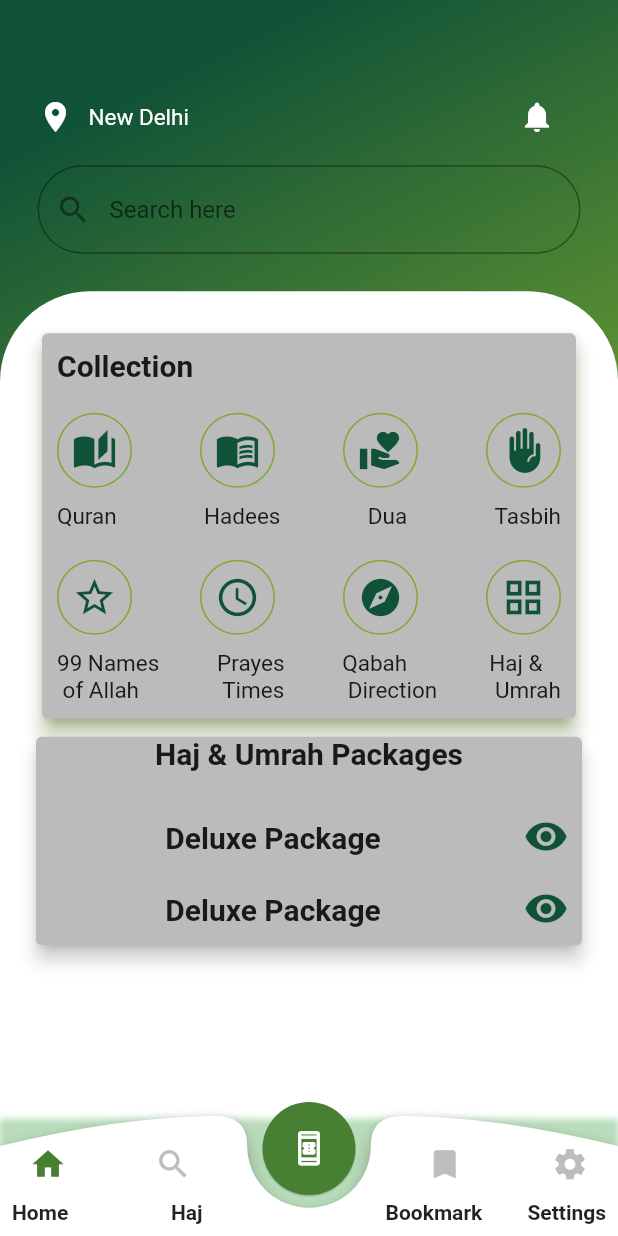
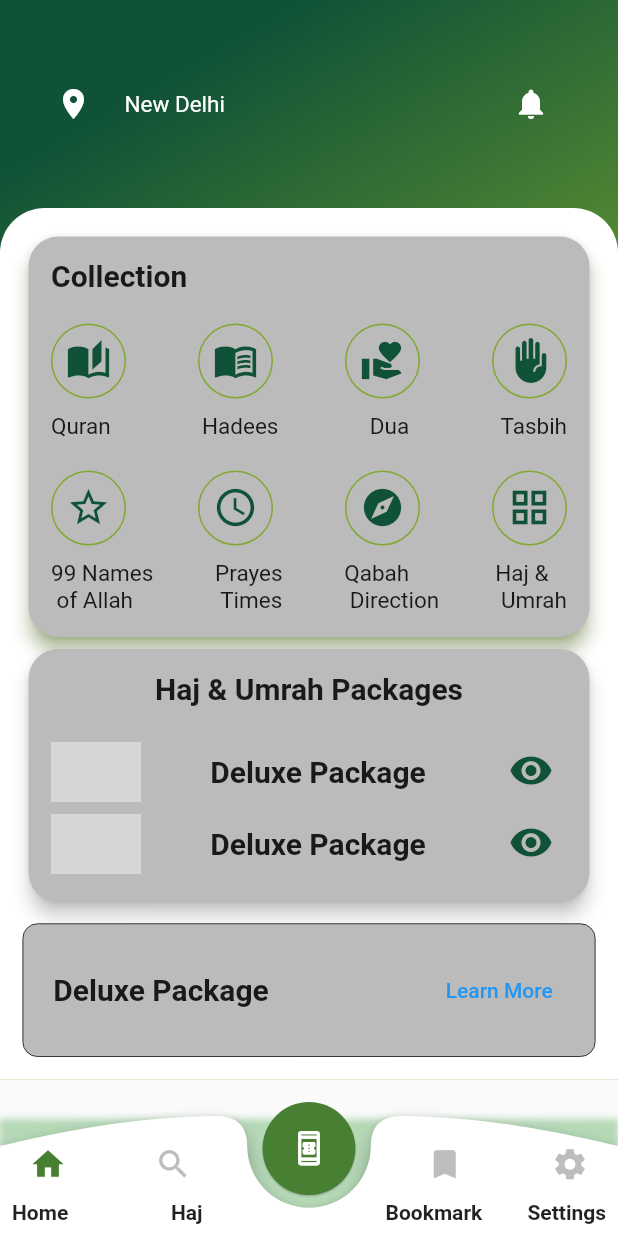
Before and after one commit to ashar-alam/noor_e_umrah, a Flutter app: the screen it shows after launch, on a phone screen of 412 x 824 dp. Run offline on Flutter 3.47's test engine with Material 2 defaults, Android fonts, the phone set to English and light mode, and no system bars; drawn by our look-alikes of cached_network_image; our stand-ins replace video_player; network calls fail; grey boxes are pictures that could not be loaded.

Commit message:
2nd Commit

```diff
--- a/lib/screens/dash_board.dart
+++ b/lib/screens/dash_board.dart
@@ -1,4 +1,6 @@
 import 'package:flutter/material.dart';
+import 'package:noor_e_umrah/screens/bottom_bar/haj.dart';
+import 'package:noor_e_umrah/screens/bottom_bar/quran.dart';
 import 'package:noor_e_umrah/screens/home_screen.dart';
 
 import '../utils/app_style.dart';
@@ -25,13 +27,14 @@ class _MyDashBoardState extends State<MyDashBoard> {
     final Size size = MediaQuery.of(context).size;
     List<Widget> screenS = const <Widget>[
       MyHomeScreen(),
-      // Airport(),
-      // Local(),
+      MyHaj(),
+      MyQuran(),
       // MyBooking(),
       // MyAccount()
     ];
     return Scaffold(
       backgroundColor: Colors.white.withAlpha(55),
+      resizeToAvoidBottomInset: false,
       body: Stack(
         children: [
           screenS.elementAt(currentIndex),
@@ -70,7 +73,7 @@ class _MyDashBoardState extends State<MyDashBoard> {
                           backgroundColor: AppStyle.primaryColor,
                           elevation: 0.5,
                           onPressed: () {
-                            // setBottomBarIndex(2);
+                            setBottomBarIndex(2);
                           },
                           child: const Icon(
                             Icons.book_online_outlined,
@@ -110,7 +113,7 @@ class _MyDashBoardState extends State<MyDashBoard> {
                                         : Colors.grey.shade400,
                                   ),
                                   onPressed: () {
-                                    // setBottomBarIndex(1);
+                                    setBottomBarIndex(1);
                                   }),
                               Container(
                                 width: size.width * 0.15,
@@ -148,7 +151,7 @@ class _MyDashBoardState extends State<MyDashBoard> {
                                 style: TextStyle(fontWeight: FontWeight.bold),
                               ),
                               Container(
-                                width: size.width * 0.02  ,
+                                width: size.width * 0.02,
                               ),
                               const Text(
                                 StringManager.haj,
--- a/lib/screens/home_screen.dart
+++ b/lib/screens/home_screen.dart
@@ -1,3 +1,4 @@
+import 'package:cached_network_image/cached_network_image.dart';
 import 'package:flutter/material.dart';
 import 'package:noor_e_umrah/utils/app_style.dart';
 import 'package:noor_e_umrah/utils/string_manager.dart';
@@ -15,7 +16,8 @@ class _MyHomeScreenState extends State<MyHomeScreen> {
   @override
   Widget build(BuildContext context) {
     return Scaffold(
-      body: Container(
+      body: SingleChildScrollView(
+        child: Container(
           width: double.infinity,
           decoration: const BoxDecoration(
             gradient: LinearGradient(begin: Alignment.topCenter, colors: [
@@ -28,7 +30,7 @@ class _MyHomeScreenState extends State<MyHomeScreen> {
             // mainAxisAlignment: MainAxisAlignment.spaceBetween,
             children: [
               SizedBox(
-              height: Utils.getHight(context) / 20,
+                height: Utils.getHight(context) / 40,
               ),
               Padding(
                 padding: const EdgeInsets.all(25.0),
@@ -37,67 +39,75 @@ class _MyHomeScreenState extends State<MyHomeScreen> {
                   children: [
                     Row(
                       verticalDirection: VerticalDirection.up,
-                    children: const [
-                      Icon(
+                      children: [
+                        IconButton(
+                          onPressed: () {},
+                          icon: const Icon(
                             Icons.location_on,
                             color: AppStyle.white,
                           ),
-                      SizedBox(
+                        ),
+                        const SizedBox(
                           width: 10,
                         ),
-                      Text(
+                        const Text(
                           StringManager.newDelhi,
                           style: TextStyle(color: AppStyle.white, fontSize: 15),
                         ),
-                      SizedBox(
-                        width: 220,
+                        const SizedBox(
+                          width: 180,
                         ),
-                      Icon(
+                        IconButton(
+                          onPressed: () {},
+                          icon: const Icon(
                             Icons.notifications,
                             color: AppStyle.white,
+                          ),
                         ),
                       ],
                     ),
                     const SizedBox(
                       height: 20,
                     ),
-                  TextField(
-                    decoration: InputDecoration(
-                        hintText: "Search here",
-                        border: const OutlineInputBorder(
-                          borderRadius: BorderRadius.all(Radius.circular(30)),
-                        ),
-                        prefixIcon: IconButton(
-                          onPressed: () {},
-                          icon: const Icon(Icons.search),
-                        ),
-                        fillColor: AppStyle.white,
-                        focusColor: AppStyle.white),
-                  ),
+                    // TextField(
+                    //   decoration: InputDecoration(
+                    //       filled: true,
+                    //       hintText: "Search here",
+                    //       border: const OutlineInputBorder(
+                    //         borderRadius: BorderRadius.all(Radius.circular(30)),
+                    //       ),
+                    //       prefixIcon: IconButton(
+                    //         onPressed: () {},
+                    //         icon: const Icon(Icons.search),
+                    //       ),
+                    //       fillColor: AppStyle.white,
+                    //       focusColor: AppStyle.white),
+                    // ),
                   ],
                 ),
               ),
-            Expanded(
-              child: Container(
-                // height: 200,
+              Container(
                 decoration: const BoxDecoration(
                   color: Colors.white,
                   borderRadius: BorderRadius.only(
-                    topLeft: Radius.circular(60),
-                    topRight: Radius.circular(60),
+                    topLeft: Radius.circular(30),
+                    topRight: Radius.circular(30),
                   ),
                 ),
                 child: Padding(
-                  padding: const EdgeInsets.all(20.0),
+                  padding: const EdgeInsets.all(15.0),
                   child: Column(
                     children: [
                       Card(
-                        margin: const EdgeInsets.all(8),
+                        shape: const RoundedRectangleBorder(
+                            borderRadius:
+                                BorderRadius.all(Radius.circular(20.0))),
+                        // margin: const EdgeInsets.all(8),
                         color: AppStyle.lightGrey,
                         shadowColor: AppStyle.primaryLight,
                         elevation: 5,
                         child: Padding(
-                          padding: const EdgeInsets.all(10.0),
+                          padding: const EdgeInsets.all(15.0),
                           child: Column(
                             crossAxisAlignment: CrossAxisAlignment.start,
                             children: [
@@ -324,7 +334,12 @@ class _MyHomeScreenState extends State<MyHomeScreen> {
                       ),
                       Card(
                         elevation: 5,
+                        shape: const RoundedRectangleBorder(
+                            borderRadius:
+                                BorderRadius.all(Radius.circular(20.0))),
                         color: AppStyle.lightGrey,
+                        child: Padding(
+                          padding: const EdgeInsets.all(15.0),
                           child: Column(
                             mainAxisAlignment: MainAxisAlignment.spaceBetween,
                             children: [
@@ -337,10 +352,25 @@ class _MyHomeScreenState extends State<MyHomeScreen> {
                                 height: 20,
                               ),
                               Row(
-                              mainAxisAlignment: MainAxisAlignment.spaceBetween,
+                                mainAxisAlignment:
+                                    MainAxisAlignment.spaceBetween,
                                 children: [
+                                  CachedNetworkImage(
+                                    height: 40,
+                                    width: 60,
+                                    imageUrl:
+                                        "https://i.pinimg.com/236x/32/0b/48/320b485fcbf9ab8dd6069682b70d4e9d.jpg",
+                                    imageBuilder: (context, imageProvider) =>
                                         Container(
-                                  decoration: const BoxDecoration(),
+                                      decoration: BoxDecoration(
+                                        image: DecorationImage(
+                                          image: imageProvider,
+                                          fit: BoxFit.cover,
+                                          colorFilter: const ColorFilter.mode(
+                                              Colors.red, BlendMode.colorBurn),
+                                        ),
+                                      ),
+                                    ),
                                   ),
                                   const Text(
                                     StringManager.deluxPackage,
@@ -359,10 +389,25 @@ class _MyHomeScreenState extends State<MyHomeScreen> {
                                 ],
                               ),
                               Row(
-                              mainAxisAlignment: MainAxisAlignment.spaceBetween,
+                                mainAxisAlignment:
+                                    MainAxisAlignment.spaceBetween,
                                 children: [
+                                  CachedNetworkImage(
+                                    height: 40,
+                                    width: 60,
+                                    imageUrl:
+                                        "https://i.pinimg.com/236x/32/0b/48/320b485fcbf9ab8dd6069682b70d4e9d.jpg",
+                                    imageBuilder: (context, imageProvider) =>
                                         Container(
-                                  decoration: const BoxDecoration(),
+                                      decoration: BoxDecoration(
+                                        image: DecorationImage(
+                                          image: imageProvider,
+                                          fit: BoxFit.cover,
+                                          colorFilter: const ColorFilter.mode(
+                                              Colors.red, BlendMode.colorBurn),
+                                        ),
+                                      ),
+                                    ),
                                   ),
                                   const Text(
                                     StringManager.deluxPackage,
@@ -379,7 +424,45 @@ class _MyHomeScreenState extends State<MyHomeScreen> {
                                     ),
                                   ),
                                 ],
-                            )
+                              ),
+                            ],
+                          ),
+                        ),
+                      ),
+                      const SizedBox(
+                        height: 10,
+                      ),
+                      Container(
+                        padding: const EdgeInsets.all(20),
+                        // margin: const EdgeInsets.all(20),
+                        decoration: BoxDecoration(
+                          color: AppStyle.lightGrey,
+                          border: Border.all(color: AppStyle.black, width: 0.5),
+                          borderRadius: BorderRadius.circular(10),
+                        ),
+                        child: Column(
+                          children: [
+                            Row(
+                              mainAxisAlignment: MainAxisAlignment.spaceBetween,
+                              children: [
+                                const Text(
+                                  StringManager.deluxPackage,
+                                  style: TextStyle(
+                                      fontSize: 20,
+                                      fontWeight: FontWeight.bold),
+                                ),
+                                TextButton(
+                                  onPressed: () {},
+                                  child: const Text(StringManager.learnMore),
+                                ),
+                              ],
+                            ),
+
+                            // const Text(
+                            //   StringManager.loremSpem,
+                            //   style: TextStyle(
+                            //       fontSize: 20, fontWeight: FontWeight.bold),
+                            // ),
                           ],
                         ),
                       ),
@@ -387,8 +470,8 @@ class _MyHomeScreenState extends State<MyHomeScreen> {
                   ),
                 ),
               ),
+            ],
           ),
-          ],
         ),
       ),
     );
--- a/lib/utils/string_manager.dart
+++ b/lib/utils/string_manager.dart
@@ -20,5 +20,11 @@ class StringManager{
    static const String hajAndUmrahPackage = 'Haj & Umrah Packages';
    static const String deluxPackage = 'Deluxe Package';
    static const String superDEluxePackage = 'Super Deluxe Package';
+   static const String loremSpem = "Lorem Ipsum is simply dummy text of the printing and typesetting industry. Lorem Ipsum has been the industry's standard dummy text ever since the 1500s, when an unknown printer took a galley of type and scrambled it to make a type specimen book. It has survived not only five centuries, but also the leap into electronic typesetting, remaining essentially unchanged. It was popularised in the 1960s with the release of Letraset sheets containing Lorem Ipsum passages, and more recently with desktop publishing software like Aldus PageMaker including versions of Lorem Ipsum.";
+   static const String learnMore = 'Learn More';
 
+   // QuranScreen
+   static const String myQuran = 'MyQuran';
+   static const String surah = 'Surah';
+   static const String para = 'Para';
 }
--- a/pubspec.yaml
+++ b/pubspec.yaml
@@ -31,9 +31,13 @@ dependencies:
     sdk: flutter
 
 
+
   # The following adds the Cupertino Icons font to your application.
   # Use with the CupertinoIcons class for iOS style icons.
   cupertino_icons: ^1.0.2
+  cached_network_image: ^3.2.1
+  video_player: ^2.4.7
+  # cached_video_player: ^2.0.3
 
 dev_dependencies:
   flutter_test:
```
Also changed, not shown: lib/screens/bottom_bar/haj.dart (added, +15 -0 lines), lib/screens/bottom_bar/quran.dart (added, +70 -0 lines), lib/widgets/icon_button.dart (added, +39 -0 lines), lib/widgets/video.dart (added, +62 -0 lines), pubspec.lock, 1 other file. Lines whose indentation alone changed are shown as unchanged.
